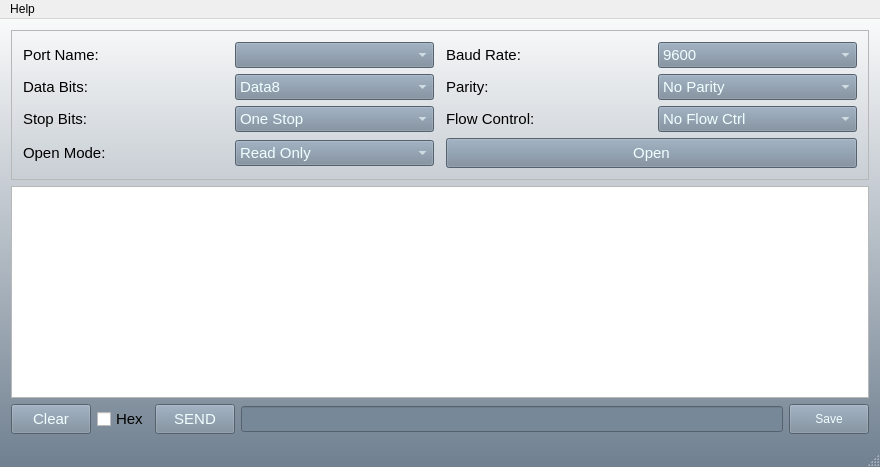
roboxerox/SerialCOM, file SerialCOM.ui: the form before one commit.
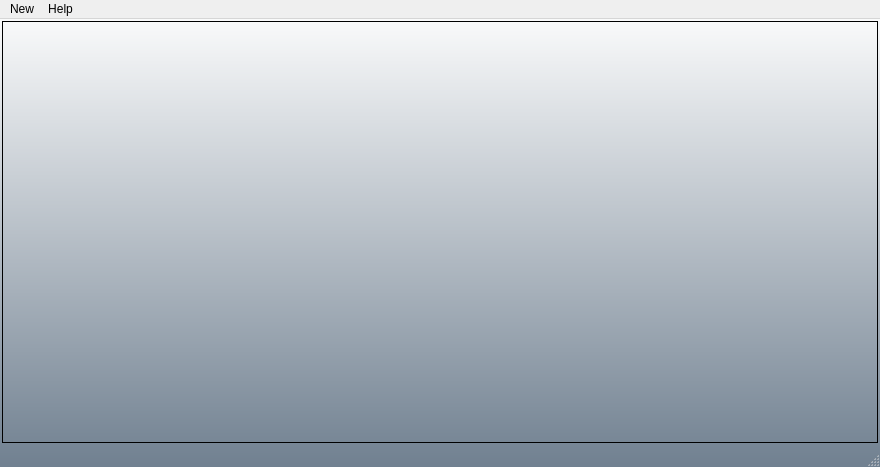
The form after the commit. Icons and pictures are not drawn.

Commit message: multiple serial port handle

What changed in the file:
```diff
--- a/SerialCOM.ui
+++ b/SerialCOM.ui
@@ -40,633 +40,59 @@
      <pointsize>11</pointsize>
     </font>
    </property>
-   <layout class="QVBoxLayout" name="verticalLayout_2">
+   <layout class="QVBoxLayout" name="verticalLayout">
     <property name="spacing">
-     <number>2</number>
+     <number>3</number>
     </property>
     <property name="leftMargin">
-     <number>0</number>
+     <number>2</number>
     </property>
     <property name="topMargin">
-     <number>0</number>
+     <number>2</number>
     </property>
     <property name="rightMargin">
-     <number>0</number>
+     <number>2</number>
     </property>
     <property name="bottomMargin">
-     <number>0</number>
+     <number>2</number>
     </property>
     <item>
-     <widget class="QStackedWidget" name="stackedWidget">
-      <property name="font">
-       <font>
-        <family>Arial</family>
-        <pointsize>11</pointsize>
-       </font>
+     <widget class="QTabWidget" name="tabWidget">
+      <property name="styleSheet">
+       <string notr="true">QTabWidget::pane {
+    border: 1px solid black;
+}
+
+QTabWidget::tab-bar {
+    width: 16777215px;
+	height: 25px;
+    /*border: 1px solid black;*/
+	/*alignment: center;*/
+}
+QTabBar::tab:selected {
+	background-color: rgb(215, 214, 255);
+    color: blue;
+    border: 0.5px solid blue;
+}
+
+QTabBar::tab:!selected {
+    background: silver;
+    border: 0.5px solid black;
+}
+
+QTabBar::tab:!selected:hover {
+    background: #999;
+}</string>
       </property>
       <property name="currentIndex">
        <number>0</number>
       </property>
-      <widget class="QWidget" name="page_PlainText">
-       <property name="font">
-        <font>
-         <family>Arial</family>
-         <pointsize>11</pointsize>
-        </font>
-       </property>
-       <layout class="QVBoxLayout" name="verticalLayout">
-        <item>
-         <widget class="QFrame" name="frame">
-          <property name="font">
-           <font>
-            <family>Arial</family>
-            <pointsize>12</pointsize>
-           </font>
-          </property>
-          <property name="frameShape">
-           <enum>QFrame::StyledPanel</enum>
-          </property>
-          <property name="frameShadow">
-           <enum>QFrame::Raised</enum>
-          </property>
-          <layout class="QGridLayout" name="gridLayout">
-           <property name="horizontalSpacing">
-            <number>12</number>
-           </property>
-           <property name="verticalSpacing">
-            <number>6</number>
-           </property>
-           <item row="0" column="0">
-            <widget class="QLabel" name="label">
-             <property name="font">
-              <font>
-               <family>Arial</family>
-               <pointsize>11</pointsize>
-              </font>
-             </property>
-             <property name="text">
-              <string>Port Name:</string>
-             </property>
-            </widget>
-           </item>
-           <item row="3" column="0">
-            <widget class="QLabel" name="label_7">
-             <property name="font">
-              <font>
-               <family>Arial</family>
-               <pointsize>11</pointsize>
-              </font>
-             </property>
-             <property name="text">
-              <string>Open Mode:</string>
-             </property>
-            </widget>
-           </item>
-           <item row="1" column="1">
-            <widget class="QComboBox" name="comboBox_DataBits">
-             <property name="minimumSize">
-              <size>
-               <width>0</width>
-               <height>25</height>
-              </size>
-             </property>
-             <property name="font">
-              <font>
-               <family>Arial</family>
-               <pointsize>11</pointsize>
-              </font>
-             </property>
-             <property name="styleSheet">
-              <string notr="true">QComboBox{
-	combobox-popup: 0;
-	background-color: rgb(119,136,153);
-	color: rgb(240, 255, 255);
-}
-</string>
-             </property>
-             <property name="currentIndex">
-              <number>3</number>
-             </property>
-             <property name="maxVisibleItems">
-              <number>3</number>
-             </property>
-             <property name="maxCount">
-              <number>10</number>
-             </property>
-             <item>
-              <property name="text">
-               <string>Data5</string>
-              </property>
-             </item>
-             <item>
-              <property name="text">
-               <string>Data6</string>
-              </property>
-             </item>
-             <item>
-              <property name="text">
-               <string>Data7</string>
-              </property>
-             </item>
-             <item>
-              <property name="text">
-               <string>Data8</string>
-              </property>
-             </item>
-            </widget>
-           </item>
-           <item row="2" column="2">
-            <widget class="QLabel" name="label_6">
-             <property name="font">
-              <font>
-               <family>Arial</family>
-               <pointsize>11</pointsize>
-              </font>
-             </property>
-             <property name="text">
-              <string>Flow Control:</string>
-             </property>
-            </widget>
-           </item>
-           <item row="3" column="1">
-            <widget class="QComboBox" name="comboBox_OpenMode">
-             <property name="minimumSize">
-              <size>
-               <width>0</width>
-               <height>25</height>
-              </size>
-             </property>
-             <property name="font">
-              <font>
-               <family>Arial</family>
-               <pointsize>11</pointsize>
-              </font>
-             </property>
-             <property name="styleSheet">
-              <string notr="true">QComboBox{
-	combobox-popup: 0;
-	background-color: rgb(119,136,153);
-	color: rgb(240, 255, 255);
-}</string>
-             </property>
-             <property name="maxVisibleItems">
-              <number>3</number>
-             </property>
-             <property name="maxCount">
-              <number>10</number>
-             </property>
-             <item>
-              <property name="text">
-               <string>Read Only</string>
-              </property>
-             </item>
-             <item>
-              <property name="text">
-               <string>Write Only</string>
-              </property>
-             </item>
-             <item>
-              <property name="text">
-               <string>Read Write</string>
-              </property>
-             </item>
-            </widget>
-           </item>
-           <item row="0" column="2">
-            <widget class="QLabel" name="label_2">
-             <property name="font">
-              <font>
-               <family>Arial</family>
-               <pointsize>11</pointsize>
-              </font>
-             </property>
-             <property name="text">
-              <string>Baud Rate:</string>
-             </property>
-            </widget>
-           </item>
-           <item row="1" column="0">
-            <widget class="QLabel" name="label_3">
-             <property name="font">
-              <font>
-               <family>Arial</family>
-               <pointsize>11</pointsize>
-              </font>
-             </property>
-             <property name="text">
-              <string>Data Bits:</string>
-             </property>
-            </widget>
-           </item>
-           <item row="0" column="1">
-            <widget class="QComboBox" name="comboBox_PortList">
-             <property name="minimumSize">
-              <size>
-               <width>0</width>
-               <height>25</height>
-              </size>
-             </property>
-             <property name="font">
-              <font>
-               <family>Arial</family>
-               <pointsize>11</pointsize>
-              </font>
-             </property>
-             <property name="styleSheet">
-              <string notr="true">QComboBox{
-	combobox-popup: 0;
-	background-color: rgb(119,136,153);
-	color: rgb(240, 255, 255);
-}</string>
-             </property>
-             <property name="maxVisibleItems">
-              <number>5</number>
-             </property>
-             <property name="maxCount">
-              <number>100</number>
-             </property>
-            </widget>
-           </item>
-           <item row="1" column="2">
-            <widget class="QLabel" name="label_4">
-             <property name="font">
-              <font>
-               <family>Arial</family>
-               <pointsize>11</pointsize>
-              </font>
-             </property>
-             <property name="text">
-              <string>Parity:</string>
-             </property>
-            </widget>
-           </item>
-           <item row="2" column="3">
-            <widget class="QComboBox" name="comboBox_FlowControl">
-             <property name="minimumSize">
-              <size>
-               <width>0</width>
-               <height>25</height>
-              </size>
-             </property>
-             <property name="font">
-              <font>
-               <family>Arial</family>
-               <pointsize>11</pointsize>
-              </font>
-             </property>
-             <property name="styleSheet">
-              <string notr="true">QComboBox{
-	combobox-popup: 0;
-	background-color: rgb(119,136,153);
-	color: rgb(240, 255, 255);
-}</string>
-             </property>
-             <property name="maxVisibleItems">
-              <number>3</number>
-             </property>
-             <property name="maxCount">
-              <number>10</number>
-             </property>
-             <item>
-              <property name="text">
-               <string>No Flow Ctrl</string>
-              </property>
-             </item>
-             <item>
-              <property name="text">
-               <string>Hardware Ctrl</string>
-              </property>
-             </item>
-             <item>
-              <property name="text">
-               <string>Software Ctrl</string>
-              </property>
-             </item>
-            </widget>
-           </item>
-           <item row="1" column="3">
-            <widget class="QComboBox" name="comboBox_Parity">
-             <property name="minimumSize">
-              <size>
-               <width>0</width>
-               <height>25</height>
-              </size>
-             </property>
-             <property name="font">
-              <font>
-               <family>Arial</family>
-               <pointsize>11</pointsize>
-              </font>
-             </property>
-             <property name="styleSheet">
-              <string notr="true">QComboBox{
-	combobox-popup: 0;
-	background-color: rgb(119,136,153);
-	color: rgb(240, 255, 255);
-}</string>
-             </property>
-             <property name="maxVisibleItems">
-              <number>3</number>
-             </property>
-             <property name="maxCount">
-              <number>10</number>
-             </property>
-             <item>
-              <property name="text">
-               <string>No Parity</string>
-              </property>
-             </item>
-             <item>
-              <property name="text">
-               <string>Even Parity</string>
-              </property>
-             </item>
-             <item>
-              <property name="text">
-               <string>Odd Parity</string>
-              </property>
-             </item>
-             <item>
-              <property name="text">
-               <string>Space Parity</string>
-              </property>
-             </item>
-             <item>
-              <property name="text">
-               <string>Mark Parity</string>
-              </property>
-             </item>
-            </widget>
-           </item>
-           <item row="0" column="3">
-            <widget class="QComboBox" name="comboBox_BaudRate">
-             <property name="minimumSize">
-              <size>
-               <width>0</width>
-               <height>25</height>
-              </size>
-             </property>
-             <property name="font">
-              <font>
-               <family>Arial</family>
-               <pointsize>11</pointsize>
-              </font>
-             </property>
-             <property name="styleSheet">
-              <string notr="true">QComboBox{
-	combobox-popup: 0;
-	background-color: rgb(119,136,153);
-	color: rgb(240, 255, 255);
-}</string>
-             </property>
-             <property name="currentIndex">
-              <number>3</number>
-             </property>
-             <property name="maxVisibleItems">
-              <number>3</number>
-             </property>
-             <property name="maxCount">
-              <number>10</number>
-             </property>
-             <item>
-              <property name="text">
-               <string>1200</string>
-              </property>
-             </item>
-             <item>
-              <property name="text">
-               <string>2400</string>
-              </property>
-             </item>
-             <item>
-              <property name="text">
-               <string>4800</string>
-              </property>
-             </item>
-             <item>
-              <property name="text">
-               <string>9600</string>
-              </property>
-             </item>
-             <item>
-              <property name="text">
-               <string>19200</string>
-              </property>
-             </item>
-             <item>
-              <property name="text">
-               <string>38400</string>
-              </property>
-             </item>
-             <item>
-              <property name="text">
-               <string>57600</string>
-              </property>
-             </item>
-             <item>
-              <property name="text">
-               <string>115200</string>
-              </property>
-             </item>
-            </widget>
-           </item>
-           <item row="2" column="1">
-            <widget class="QComboBox" name="comboBox_StopBits">
-             <property name="minimumSize">
-              <size>
-               <width>0</width>
-               <height>25</height>
-              </size>
-             </property>
-             <property name="font">
-              <font>
-               <family>Arial</family>
-               <pointsize>11</pointsize>
-              </font>
-             </property>
-             <property name="styleSheet">
-              <string notr="true">QComboBox{
-	combobox-popup: 0;
-	background-color: rgb(119,136,153);
-	color: rgb(240, 255, 255);
-}</string>
-             </property>
-             <property name="maxVisibleItems">
-              <number>3</number>
-             </property>
-             <property name="maxCount">
-              <number>10</number>
-             </property>
-             <item>
-              <property name="text">
-               <string>One Stop</string>
-              </property>
-             </item>
-             <item>
-              <property name="text">
-               <string>Two Stop</string>
-              </property>
-             </item>
-             <item>
-              <property name="text">
-               <string>One &amp; Half Stop</string>
-              </property>
-             </item>
-            </widget>
-           </item>
-           <item row="2" column="0">
-            <widget class="QLabel" name="label_5">
-             <property name="font">
-              <font>
-               <family>Arial</family>
-               <pointsize>11</pointsize>
-              </font>
-             </property>
-             <property name="text">
-              <string>Stop Bits:</string>
-             </property>
-            </widget>
-           </item>
-           <item row="3" column="2" colspan="2">
-            <widget class="QPushButton" name="pushButton_Open">
-             <property name="minimumSize">
-              <size>
-               <width>0</width>
-               <height>30</height>
-              </size>
-             </property>
-             <property name="font">
-              <font>
-               <family>Arial</family>
-               <pointsize>11</pointsize>
-              </font>
-             </property>
-             <property name="styleSheet">
-              <string notr="true">background-color: rgb(119,136,153);
-color: rgb(240, 255, 255);</string>
-             </property>
-             <property name="text">
-              <string>Open</string>
-             </property>
-            </widget>
-           </item>
-          </layout>
-         </widget>
-        </item>
-        <item>
-         <widget class="QPlainTextEdit" name="plainTextEdit">
-          <property name="font">
-           <font>
-            <family>Arial</family>
-            <pointsize>11</pointsize>
-           </font>
-          </property>
-          <property name="readOnly">
-           <bool>true</bool>
-          </property>
-         </widget>
-        </item>
-        <item>
-         <layout class="QHBoxLayout" name="horizontalLayout">
-          <item>
-           <widget class="QPushButton" name="pushButton_Clear">
-            <property name="minimumSize">
-             <size>
-              <width>0</width>
-              <height>30</height>
-             </size>
-            </property>
-            <property name="font">
-             <font>
-              <family>Arial</family>
-              <pointsize>11</pointsize>
-             </font>
-            </property>
-            <property name="styleSheet">
-             <string notr="true">background-color: rgb(119,136,153);
-color: rgb(240, 255, 255);</string>
-            </property>
-            <property name="text">
-             <string>Clear</string>
-            </property>
-           </widget>
-          </item>
-          <item>
-           <widget class="QCheckBox" name="checkBox_Hex">
-            <property name="font">
-             <font>
-              <family>Arial</family>
-              <pointsize>11</pointsize>
-             </font>
-            </property>
-            <property name="text">
-             <string>Hex</string>
-            </property>
-           </widget>
-          </item>
-          <item>
-           <widget class="QPushButton" name="pushButton_Send">
-            <property name="minimumSize">
-             <size>
-              <width>0</width>
-              <height>30</height>
-             </size>
-            </property>
-            <property name="font">
-             <font>
-              <family>Arial</family>
-              <pointsize>11</pointsize>
-             </font>
-            </property>
-            <property name="styleSheet">
-             <string notr="true">background-color: rgb(119,136,153);
-color: rgb(240, 255, 255);</string>
-            </property>
-            <property name="text">
-             <string>SEND</string>
-            </property>
-           </widget>
-          </item>
-          <item>
-           <widget class="QLineEdit" name="lineEdit">
-            <property name="font">
-             <font>
-              <family>Arial</family>
-              <pointsize>11</pointsize>
-             </font>
-            </property>
-            <property name="styleSheet">
-             <string notr="true">background-color: rgb(119,136,153);
-color: rgb(240, 255, 255);</string>
-            </property>
-           </widget>
-          </item>
-          <item>
-           <widget class="QPushButton" name="pushButton_Save">
-            <property name="minimumSize">
-             <size>
-              <width>0</width>
-              <height>30</height>
-             </size>
-            </property>
-            <property name="font">
-             <font>
-              <family>Arial</family>
-             </font>
-            </property>
-            <property name="styleSheet">
-             <string notr="true">background-color: rgb(119,136,153);
-color: rgb(240, 255, 255);</string>
-            </property>
-            <property name="text">
-             <string>Save</string>
-            </property>
-           </widget>
-          </item>
-         </layout>
-        </item>
-       </layout>
-      </widget>
+      <property name="iconSize">
+       <size>
+        <width>25</width>
+        <height>25</height>
+       </size>
+      </property>
      </widget>
     </item>
    </layout>
@@ -695,8 +121,16 @@
      <string>Help</string>
     </property>
     <addaction name="actionAbout_Us"/>
+   </widget>
+   <widget class="QMenu" name="menuNew">
+    <property name="title">
+     <string>New</string>
+    </property>
+    <addaction name="actionOpen"/>
+    <addaction name="separator"/>
     <addaction name="actionExit"/>
    </widget>
+   <addaction name="menuNew"/>
    <addaction name="menuHelp"/>
   </widget>
   <widget class="QStatusBar" name="statusBar">
```
Left out of the diff: 24 changed lines with no effect on the pictures. The commit also changes 13 other files.
